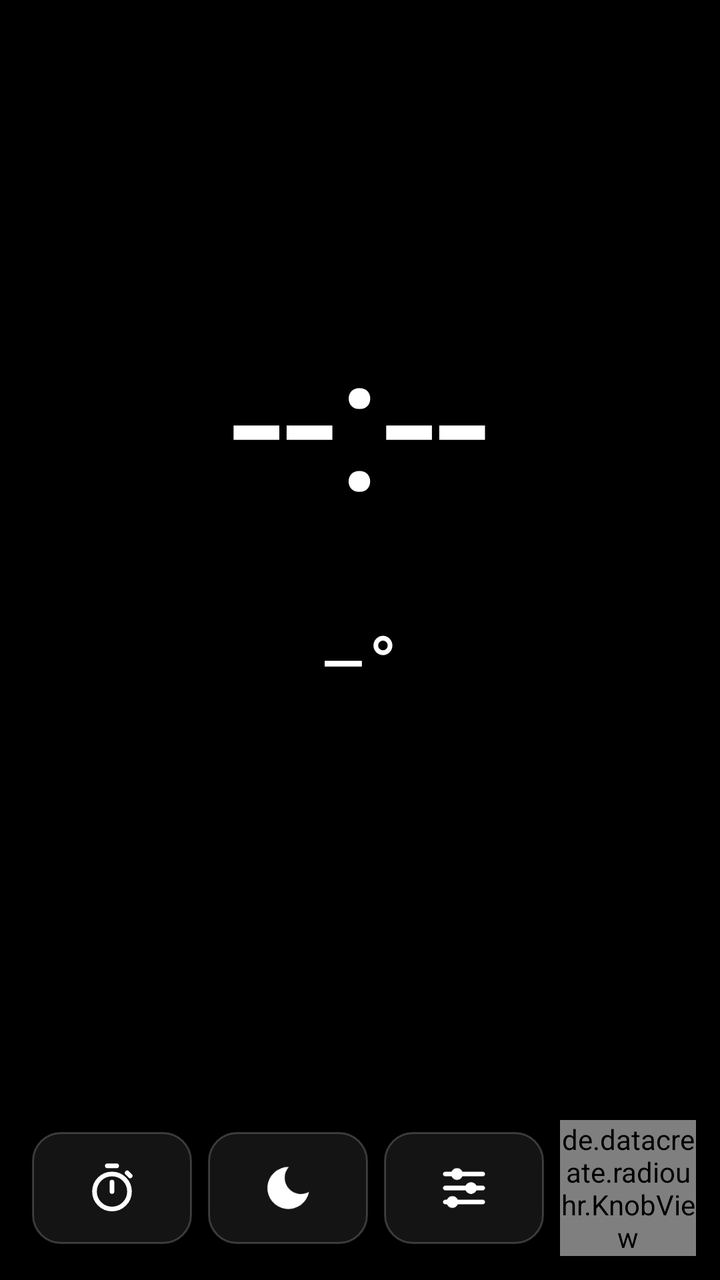
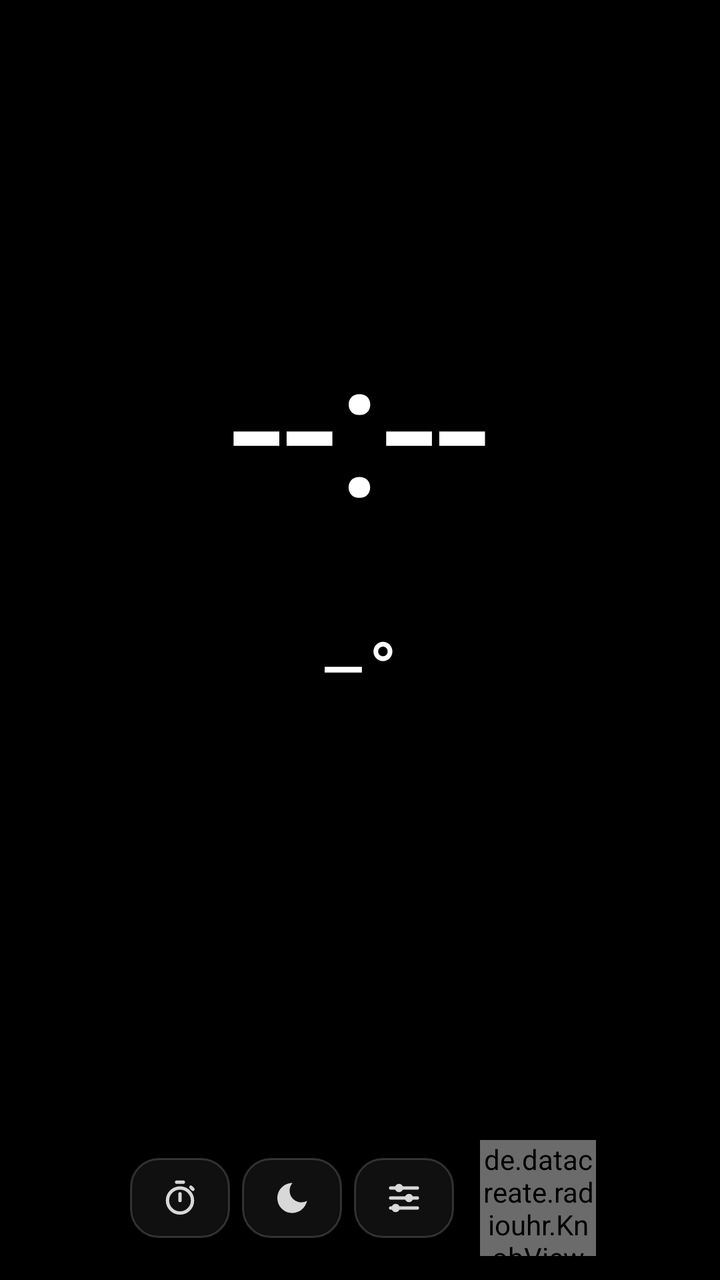

Compare the two renders of this Android layout. The source of the first and the diff that turns it into the second are given below.
<!-- AndroidManifest.xml: application theme AppTheme -->
<!-- res/layout/activity_main.xml -->
<?xml version="1.0" encoding="utf-8"?>
<LinearLayout xmlns:android="http://schemas.android.com/apk/res/android"
    android:id="@+id/root"
    android:layout_width="match_parent"
    android:layout_height="match_parent"
    android:background="#000000"
    android:keepScreenOn="true"
    android:orientation="vertical"
    android:padding="12dp">

    <LinearLayout
        android:id="@+id/clockPanel"
        android:layout_width="match_parent"
        android:layout_height="0dp"
        android:layout_weight="1"
        android:gravity="center"
        android:orientation="vertical">

        <TextView
            android:id="@+id/tvTime"
            android:layout_width="wrap_content"
            android:layout_height="wrap_content"
            android:includeFontPadding="false"
            android:singleLine="true"
            android:text="--:--"
            android:textColor="#FFFFFF"
            android:textSize="96sp" />

        <de.datacreate.radiouhr.ClockView
            android:id="@+id/clockView"
            android:layout_width="match_parent"
            android:layout_height="120dp"
            android:visibility="gone" />

        <TextView
            android:id="@+id/tvDate"
            android:layout_width="wrap_content"
            android:layout_height="wrap_content"
            android:textColor="#BBBBBB"
            android:textSize="21sp" />

        <LinearLayout
            android:id="@+id/weatherRow"
            android:layout_width="wrap_content"
            android:layout_height="wrap_content"
            android:layout_marginTop="8dp"
            android:gravity="center_vertical"
            android:orientation="horizontal">

            <TextView
                android:id="@+id/tvWeatherIcon"
                android:layout_width="wrap_content"
                android:layout_height="wrap_content"
                android:textColor="#FFD27A"
                android:textSize="32sp" />

            <TextView
                android:id="@+id/tvTemp"
                android:layout_width="wrap_content"
                android:layout_height="wrap_content"
                android:layout_marginLeft="10dp"
                android:text="–°"
                android:textColor="#FFFFFF"
                android:textSize="38sp" />

            <TextView
                android:id="@+id/tvWeatherInfo"
                android:layout_width="wrap_content"
                android:layout_height="wrap_content"
                android:layout_marginLeft="12dp"
                android:maxLines="2"
                android:textColor="#999999"
                android:textSize="14sp" />
        </LinearLayout>


        <LinearLayout
            android:id="@+id/forecastRow"
            android:layout_width="wrap_content"
            android:layout_height="wrap_content"
            android:layout_marginTop="8dp"
            android:orientation="horizontal" />

        <TextView
            android:id="@+id/tvEvents"
            android:layout_width="wrap_content"
            android:layout_height="wrap_content"
            android:layout_marginTop="10dp"
            android:gravity="center"
            android:lineSpacingExtra="2dp"
            android:maxLines="4"
            android:textColor="#DDDDDD"
            android:textSize="15sp"
            android:visibility="gone" />
    </LinearLayout>

    <LinearLayout
        android:id="@+id/radioPanel"
        android:layout_width="match_parent"
        android:layout_height="wrap_content"
        android:gravity="center"
        android:orientation="vertical">

        <de.datacreate.radiouhr.DialView
            android:id="@+id/dialView"
            android:layout_width="match_parent"
            android:layout_height="78dp"
            android:layout_marginBottom="4dp"
            android:visibility="gone" />

        <TextView
            android:id="@+id/tvStation"
            android:layout_width="match_parent"
            android:layout_height="wrap_content"
            android:ellipsize="end"
            android:gravity="center"
            android:singleLine="true"
            android:textColor="#FFFFFF"
            android:textSize="20sp"
            android:textStyle="bold" />

        <TextView
            android:id="@+id/tvNowPlaying"
            android:layout_width="match_parent"
            android:layout_height="wrap_content"
            android:ellipsize="end"
            android:gravity="center"
            android:singleLine="true"
            android:textColor="#AAAAAA"
            android:textSize="14sp" />

        <HorizontalScrollView
            android:id="@+id/favScroll"
            android:layout_width="match_parent"
            android:layout_height="wrap_content"
            android:layout_marginTop="6dp"
            android:fillViewport="true"
            android:scrollbars="none">

            <LinearLayout
                android:id="@+id/favRow"
                android:layout_width="match_parent"
                android:layout_height="wrap_content"
                android:gravity="center_horizontal"
                android:orientation="horizontal" />
        </HorizontalScrollView>

        <LinearLayout
            android:id="@+id/favGrid"
            android:layout_width="match_parent"
            android:layout_height="wrap_content"
            android:layout_marginTop="6dp"
            android:orientation="vertical"
            android:visibility="gone" />

        <LinearLayout
            android:layout_width="match_parent"
            android:layout_height="wrap_content"
            android:gravity="center_vertical"
            android:orientation="horizontal">

            <ImageView android:id="@+id/btnPlay" style="@style/IconBtn" android:layout_weight="1.4"
                android:padding="12dp" android:src="@drawable/ic_play" android:visibility="gone" />

            <FrameLayout android:id="@+id/btnTimer" style="@style/IconBtn" android:padding="0dp">
                <ImageView
                    android:id="@+id/timerIcon"
                    android:layout_width="match_parent"
                    android:layout_height="match_parent"
                    android:padding="14dp"
                    android:scaleType="fitCenter"
                    android:src="@drawable/ic_timer" />
                <TextView
                    android:id="@+id/tvTimerBadge"
                    android:layout_width="wrap_content"
                    android:layout_height="wrap_content"
                    android:layout_gravity="bottom|right"
                    android:layout_margin="3dp"
                    android:textColor="#FF8A3D"
                    android:textSize="11sp"
                    android:textStyle="bold" />
            </FrameLayout>

            <ImageView android:id="@+id/btnNight" style="@style/IconBtn" android:src="@drawable/ic_moon" />
            <ImageView android:id="@+id/btnSettings" style="@style/IconBtn" android:src="@drawable/ic_tune" />

            <de.datacreate.radiouhr.KnobView
                android:id="@+id/knob"
                android:layout_width="68dp"
                android:layout_height="68dp"
                android:layout_marginLeft="4dp" />
        </LinearLayout>
    </LinearLayout>
</LinearLayout>
<!-- resources referenced by this layout -->
<resources>
  <!-- drawable ic_moon (drawable) -->
  <vector xmlns:android="http://schemas.android.com/apk/res/android" android:width="24dp" android:height="24dp" android:viewportWidth="24" android:viewportHeight="24">
      <path android:fillColor="#FFFFFF" android:pathData="M12.3,3A9,9 0 1,0 21,13.7A7,7 0 0,1 12.3,3z" />
  </vector>
  <!-- drawable ic_play (drawable) -->
  <vector xmlns:android="http://schemas.android.com/apk/res/android" android:width="24dp" android:height="24dp" android:viewportWidth="24" android:viewportHeight="24">
      <path android:fillColor="#FFFFFF" android:pathData="M8,5v14l11,-7z" />
  </vector>
  <!-- drawable ic_timer (drawable) -->
  <vector xmlns:android="http://schemas.android.com/apk/res/android" android:width="24dp" android:height="24dp" android:viewportWidth="24" android:viewportHeight="24">
      <path android:fillColor="#00000000" android:strokeColor="#FFFFFF" android:strokeWidth="2"
          android:pathData="M4.5,13.5a7.5,7.5 0 1,0 15,0a7.5,7.5 0 1,0 -15,0" />
      <path android:fillColor="#00000000" android:strokeColor="#FFFFFF" android:strokeWidth="2" android:strokeLineCap="round"
          android:pathData="M12,13.5L12,9.5M10,2.5L14,2.5M18.5,5.5L19.8,6.8" />
  </vector>
  <!-- drawable ic_tune (drawable) -->
  <vector xmlns:android="http://schemas.android.com/apk/res/android" android:width="24dp" android:height="24dp" android:viewportWidth="24" android:viewportHeight="24">
      <path android:fillColor="#00000000" android:strokeColor="#FFFFFF" android:strokeWidth="2" android:strokeLineCap="round"
          android:pathData="M4,6L20,6M4,12L20,12M4,18L20,18" />
      <path android:fillColor="#FFFFFF"
          android:pathData="M6.5,6a2.5,2.5 0 1,0 5,0a2.5,2.5 0 1,0 -5,0M12.5,12a2.5,2.5 0 1,0 5,0a2.5,2.5 0 1,0 -5,0M4.5,18a2.5,2.5 0 1,0 5,0a2.5,2.5 0 1,0 -5,0" />
  </vector>
  <style name="IconBtn">
          <item name="android:layout_width">0dp</item>
          <item name="android:layout_height">56dp</item>
          <item name="android:layout_weight">1</item>
          <item name="android:layout_margin">4dp</item>
          <item name="android:padding">14dp</item>
          <item name="android:scaleType">fitCenter</item>
          <item name="android:background">@drawable/btn_bg</item>
          <item name="android:clickable">true</item>
          <item name="android:focusable">true</item>
      </style>
  <style name="AppTheme" parent="android:Theme.Material.NoActionBar.Fullscreen">
          <item name="android:windowBackground">@android:color/black</item>
          <item name="android:colorAccent">#FF8A3D</item>
      </style>
  <!-- drawable btn_bg (drawable) -->
  <?xml version="1.0" encoding="utf-8"?>
  <selector xmlns:android="http://schemas.android.com/apk/res/android">
      <item android:state_pressed="true">
          <shape android:shape="rectangle">
              <solid android:color="#33FFFFFF" />
              <corners android:radius="14dp" />
              <stroke android:width="1dp" android:color="#66FFFFFF" />
          </shape>
      </item>
      <item>
          <shape android:shape="rectangle">
              <solid android:color="#14FFFFFF" />
              <corners android:radius="14dp" />
              <stroke android:width="1dp" android:color="#33FFFFFF" />
          </shape>
      </item>
  </selector>
</resources>

<!-- the commit's change to res/layout/activity_main.xml (unified diff, before → after) -->
@@ -156,7 +156,9 @@
         <LinearLayout
             android:layout_width="match_parent"
             android:layout_height="wrap_content"
-            android:gravity="center_vertical"
+            android:layout_marginTop="4dp"
+            android:alpha="0.85"
+            android:gravity="center"
             android:orientation="horizontal">
 
             <ImageView android:id="@+id/btnPlay" style="@style/IconBtn" android:layout_weight="1.4"
@@ -167,7 +169,7 @@
                     android:id="@+id/timerIcon"
                     android:layout_width="match_parent"
                     android:layout_height="match_parent"
-                    android:padding="14dp"
+                    android:padding="10dp"
                     android:scaleType="fitCenter"
                     android:src="@drawable/ic_timer" />
                 <TextView
@@ -175,9 +177,9 @@
                     android:layout_width="wrap_content"
                     android:layout_height="wrap_content"
                     android:layout_gravity="bottom|right"
-                    android:layout_margin="3dp"
+                    android:layout_margin="1dp"
                     android:textColor="#FF8A3D"
-                    android:textSize="11sp"
+                    android:textSize="9sp"
                     android:textStyle="bold" />
             </FrameLayout>
 
@@ -186,9 +188,9 @@
 
             <de.datacreate.radiouhr.KnobView
                 android:id="@+id/knob"
-                android:layout_width="68dp"
-                android:layout_height="68dp"
-                android:layout_marginLeft="4dp" />
+                android:layout_width="58dp"
+                android:layout_height="58dp"
+                android:layout_marginLeft="10dp" />
         </LinearLayout>
     </LinearLayout>
 </LinearLayout>
<!-- resource entries referenced after the edit -->
@@ -23,11 +23,10 @@
           android:pathData="M6.5,6a2.5,2.5 0 1,0 5,0a2.5,2.5 0 1,0 -5,0M12.5,12a2.5,2.5 0 1,0 5,0a2.5,2.5 0 1,0 -5,0M4.5,18a2.5,2.5 0 1,0 5,0a2.5,2.5 0 1,0 -5,0" />
   </vector>
   <style name="IconBtn">
-          <item name="android:layout_width">0dp</item>
-          <item name="android:layout_height">56dp</item>
-          <item name="android:layout_weight">1</item>
-          <item name="android:layout_margin">4dp</item>
-          <item name="android:padding">14dp</item>
+          <item name="android:layout_width">50dp</item>
+          <item name="android:layout_height">40dp</item>
+          <item name="android:layout_margin">3dp</item>
+          <item name="android:padding">10dp</item>
           <item name="android:scaleType">fitCenter</item>
           <item name="android:background">@drawable/btn_bg</item>
           <item name="android:clickable">true</item>
